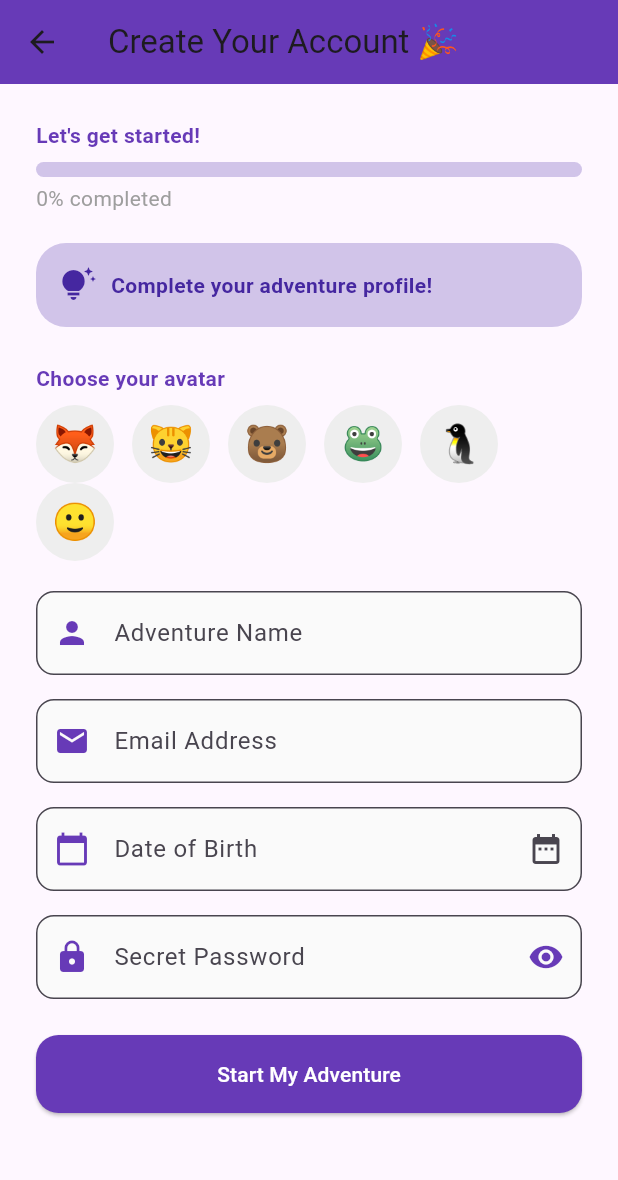
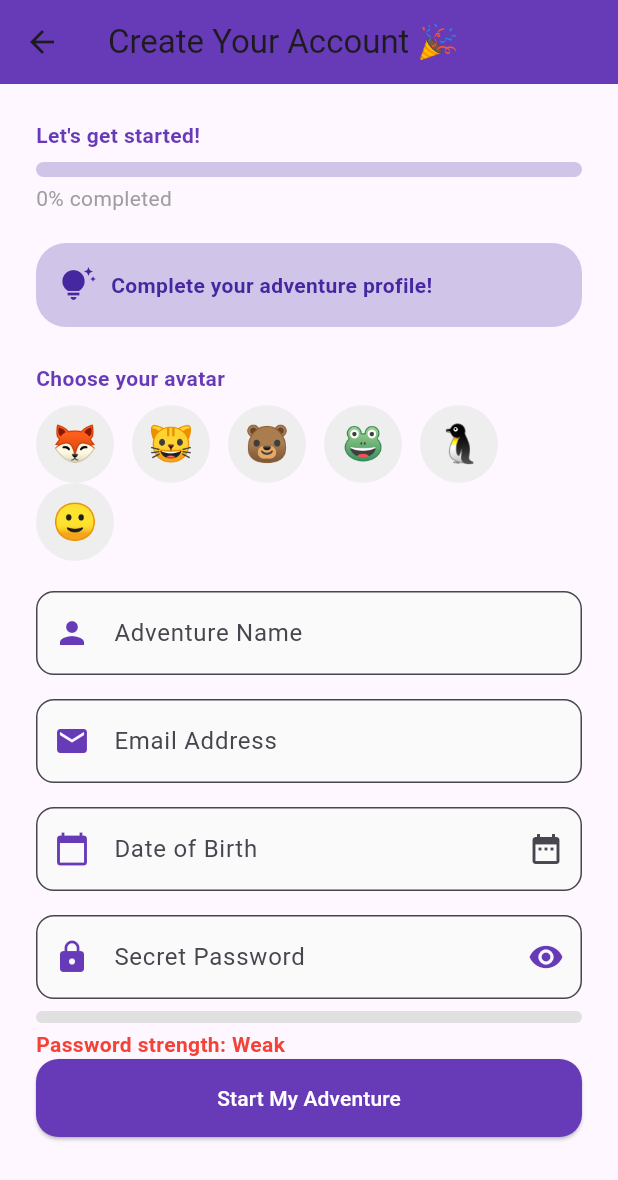
Before and after one commit to kevinlam13/Assignment13, a Flutter app: the SignupScreen screen opened directly, on a phone screen of 412 x 824 dp. Shown: the top 1180 px of the screen. Run offline on Flutter 3.47's test engine with Material 3 defaults, Android fonts, the phone set to English and light mode, and no system bars; our stand-ins replace animated_text_kit, confetti.

Commit message:
add dynamic password strength bar with color and label feedback

```diff
--- a/lib/Screens/signup_screen.dart
+++ b/lib/Screens/signup_screen.dart
@@ -1,7 +1,7 @@
 import 'package:flutter/material.dart';
 import '../widgets/progress_tracker.dart';
 import 'success_screen.dart';
-
+import '../widgets/password_strength.dart';
 class SignupScreen extends StatefulWidget {
   const SignupScreen({super.key});
   @override
@@ -242,25 +242,22 @@ class _SignupScreenState extends State<SignupScreen> {
                 ),
                 const SizedBox(height: 16),
 
-                // Password
+                // PASSWORD
                 TextFormField(
                   controller: _pwdController,
                   obscureText: !_showPwd,
                   onChanged: (_) => _recalcProgress(),
                   decoration: InputDecoration(
                     labelText: 'Secret Password',
-                    prefixIcon:
-                    const Icon(Icons.lock, color: Colors.deepPurple),
+                    prefixIcon: const Icon(Icons.lock, color: Colors.deepPurple),
                     suffixIcon: IconButton(
                       icon: Icon(
                         _showPwd ? Icons.visibility_off : Icons.visibility,
                         color: Colors.deepPurple,
                       ),
-                      onPressed: () =>
-                          setState(() => _showPwd = !_showPwd),
+                      onPressed: () => setState(() => _showPwd = !_showPwd),
                     ),
-                    border: OutlineInputBorder(
-                        borderRadius: BorderRadius.circular(12)),
+                    border: OutlineInputBorder(borderRadius: BorderRadius.circular(12)),
                     filled: true,
                     fillColor: Colors.grey[50],
                   ),
@@ -274,8 +271,8 @@ class _SignupScreenState extends State<SignupScreen> {
                     return null;
                   },
                 ),
-                const SizedBox(height: 24),
-
+                const SizedBox(height: 8),
+                PasswordStrengthBar(password: _pwdController.text),
                 // Submit
                 ElevatedButton(
                   onPressed: _submit,
--- /dev/null
+++ b/lib/widgets/password_strength.dart
@@ -0,0 +1,61 @@
+import 'package:flutter/material.dart';
+
+/// Utility for scoring a password's strength.
+class PasswordStrength {
+  static int score(String pwd) {
+    int s = 0;
+    if (pwd.length >= 6) s++;
+    if (pwd.length >= 10) s++;
+    if (RegExp(r'[0-9]').hasMatch(pwd)) s++;
+    if (RegExp(r'[A-Z]').hasMatch(pwd)) s++;
+    if (RegExp(r'[!@#\$%^&*(),.?":{}|<>]').hasMatch(pwd)) s++;
+    return s.clamp(0, 4);
+  }
+}
+
+/// Visual password strength bar widget.
+class PasswordStrengthBar extends StatelessWidget {
+  final String password;
+  const PasswordStrengthBar({super.key, required this.password});
+
+  Color _colorFor(int s) {
+    if (s <= 1) return Colors.red;
+    if (s == 2) return Colors.orange;
+    if (s == 3) return Colors.lightGreen;
+    return Colors.green;
+  }
+
+  String _label(int s) {
+    if (s <= 1) return "Weak";
+    if (s == 2) return "Okay";
+    if (s == 3) return "Strong";
+    return "Very Strong";
+  }
+
+  @override
+  Widget build(BuildContext context) {
+    final s = PasswordStrength.score(password);
+    return Column(
+      crossAxisAlignment: CrossAxisAlignment.start,
+      children: [
+        ClipRRect(
+          borderRadius: BorderRadius.circular(8),
+          child: LinearProgressIndicator(
+            minHeight: 8,
+            value: s / 4,
+            backgroundColor: Colors.grey.shade300,
+            valueColor: AlwaysStoppedAnimation<Color>(_colorFor(s)),
+          ),
+        ),
+        const SizedBox(height: 4),
+        Text(
+          "Password strength: ${_label(s)}",
+          style: TextStyle(
+            color: _colorFor(s),
+            fontWeight: FontWeight.w600,
+          ),
+        ),
+      ],
+    );
+  }
+}
```
